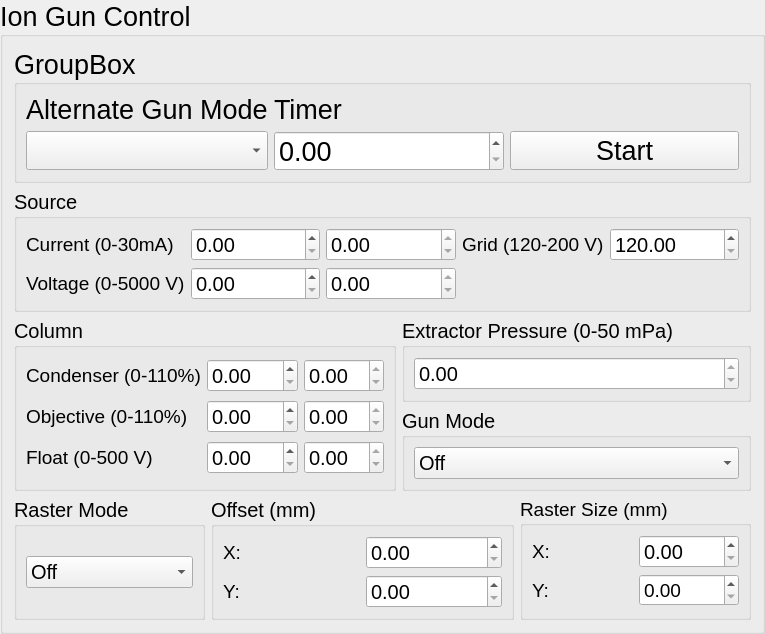
First picture: the form in Auger/measurement/ion_gun.ui, repository ScopeFoundry/HW_attocube_anc150, before the edit.
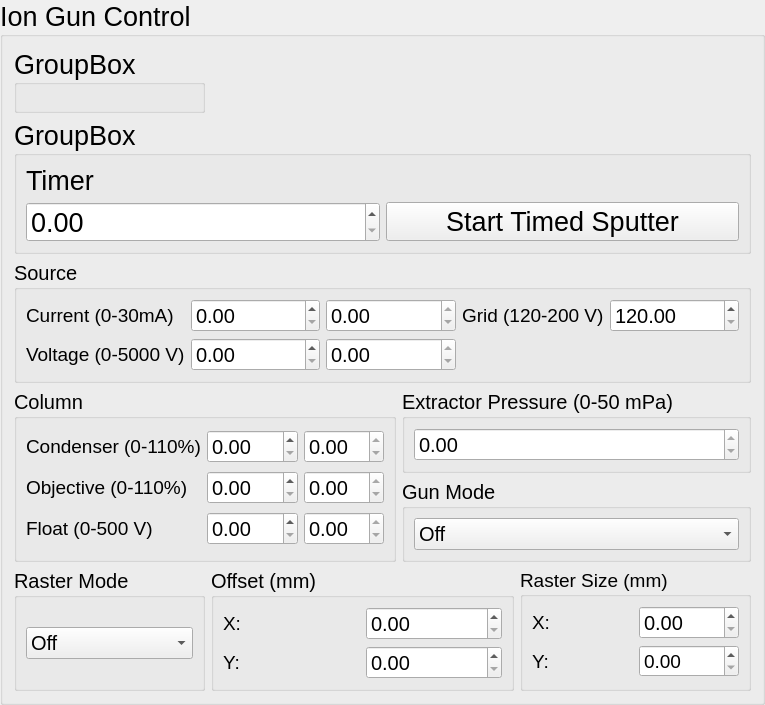
Second picture: the form after the edit.

Diff of the .ui file:
```diff
--- a/Auger/measurement/ion_gun.ui
+++ b/Auger/measurement/ion_gun.ui
@@ -7,7 +7,7 @@
     <x>0</x>
     <y>0</y>
     <width>765</width>
-    <height>529</height>
+    <height>578</height>
    </rect>
   </property>
   <property name="font">
@@ -26,7 +26,7 @@
    <string>Ion Gun Control</string>
   </property>
   <layout class="QGridLayout" name="gridLayout">
-   <item row="4" column="2" colspan="3">
+   <item row="5" column="2" colspan="3">
     <widget class="QGroupBox" name="Mode_gun_off_box">
      <property name="font">
       <font>
@@ -65,7 +65,7 @@
      </layout>
     </widget>
    </item>
-   <item row="5" column="1" colspan="2">
+   <item row="6" column="1" colspan="2">
     <widget class="QGroupBox" name="Offset_box">
      <property name="font">
       <font>
@@ -112,7 +112,7 @@
      </layout>
     </widget>
    </item>
-   <item row="3" column="2" colspan="3">
+   <item row="4" column="2" colspan="3">
     <widget class="QGroupBox" name="Extractor_box">
      <property name="font">
       <font>
@@ -134,7 +134,7 @@
      </layout>
     </widget>
    </item>
-   <item row="2" column="0" colspan="5">
+   <item row="3" column="0" colspan="5">
     <widget class="QGroupBox" name="Source_box">
      <property name="font">
       <font>
@@ -229,7 +229,7 @@
      </layout>
     </widget>
    </item>
-   <item row="5" column="0">
+   <item row="6" column="0">
     <widget class="QGroupBox" name="Raster_mode_box">
      <property name="font">
       <font>
@@ -263,7 +263,7 @@
      </layout>
     </widget>
    </item>
-   <item row="5" column="3" colspan="2">
+   <item row="6" column="3" colspan="2">
     <widget class="QGroupBox" name="Raster_size_box">
      <property name="font">
       <font>
@@ -316,7 +316,7 @@
      </layout>
     </widget>
    </item>
-   <item row="3" column="0" rowspan="2" colspan="2">
+   <item row="4" column="0" rowspan="2" colspan="2">
     <widget class="QGroupBox" name="Column_box">
      <property name="font">
       <font>
@@ -412,20 +412,13 @@
      </layout>
     </widget>
    </item>
-   <item row="0" column="0" colspan="5">
+   <item row="1" column="0" colspan="5">
     <widget class="QGroupBox" name="Timed_sputter">
      <property name="title">
       <string>GroupBox</string>
      </property>
      <layout class="QGridLayout" name="gridLayout_6">
       <item row="0" column="0">
-       <widget class="QLabel" name="Alt_gun_mode_label">
-        <property name="text">
-         <string>Alternate Gun Mode</string>
-        </property>
-       </widget>
-      </item>
-      <item row="0" column="1">
        <widget class="QLabel" name="Timer_label">
         <property name="text">
          <string>Timer</string>
@@ -433,19 +426,16 @@
        </widget>
       </item>
       <item row="1" column="0">
-       <widget class="QComboBox" name="Alt_gun_mode_comboBox"/>
-      </item>
-      <item row="1" column="1">
        <widget class="QDoubleSpinBox" name="Timer_doubleSpinBox"/>
       </item>
-      <item row="1" column="2">
+      <item row="1" column="1">
        <widget class="QPushButton" name="Start_pushButton">
         <property name="text">
-         <string>Start</string>
+         <string>Start Timed Sputter</string>
         </property>
        </widget>
       </item>
-      <item row="0" column="2">
+      <item row="0" column="1">
        <spacer name="verticalSpacer">
         <property name="orientation">
          <enum>Qt::Vertical</enum>
@@ -461,6 +451,13 @@
      </layout>
     </widget>
    </item>
+   <item row="0" column="0">
+    <widget class="QGroupBox" name="groupBox">
+     <property name="title">
+      <string>GroupBox</string>
+     </property>
+    </widget>
+   </item>
   </layout>
  </widget>
  <resources/>
```
Left out of the diff: 2 changed lines with no effect on the pictures.
